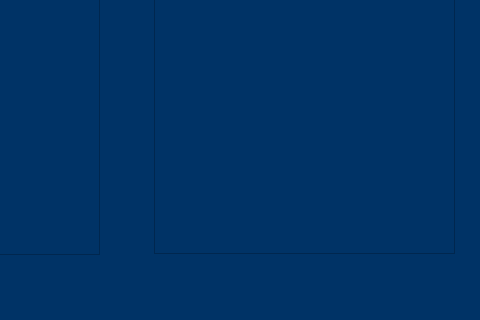
Old version of the form NBA/trip.ui in the repository pammypoor/ScrumGitSome; both pictures show x 586 to 1066 and y 387 to 707 of the 1066 by 707 pixel window.
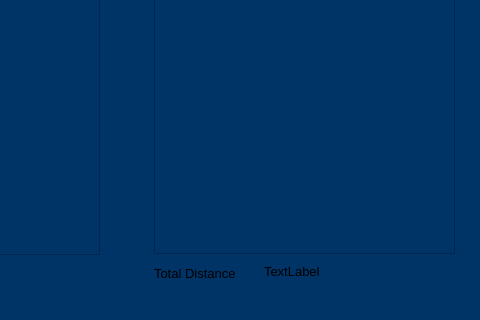
New version of the form.

Diff of the .ui file:
```diff
--- a/NBA/trip.ui
+++ b/NBA/trip.ui
@@ -124,6 +124,45 @@
        </rect>
       </property>
      </widget>
+     <widget class="QLabel" name="totalDistanceLabel">
+      <property name="geometry">
+       <rect>
+        <x>730</x>
+        <y>650</y>
+        <width>91</width>
+        <height>20</height>
+       </rect>
+      </property>
+      <property name="font">
+       <font>
+        <pointsize>10</pointsize>
+       </font>
+      </property>
+      <property name="text">
+       <string>Total Distance</string>
+      </property>
+     </widget>
+     <widget class="QLabel" name="totalDistanceNum">
+      <property name="geometry">
+       <rect>
+        <x>840</x>
+        <y>650</y>
+        <width>111</width>
+        <height>16</height>
+       </rect>
+      </property>
+      <property name="font">
+       <font>
+        <pointsize>10</pointsize>
+       </font>
+      </property>
+      <property name="autoFillBackground">
+       <bool>false</bool>
+      </property>
+      <property name="text">
+       <string>TextLabel</string>
+      </property>
+     </widget>
     </widget>
     <widget class="QWidget" name="page_2"/>
    </widget>
```
Left out of the diff: 3 changed lines with no effect on the pictures.
